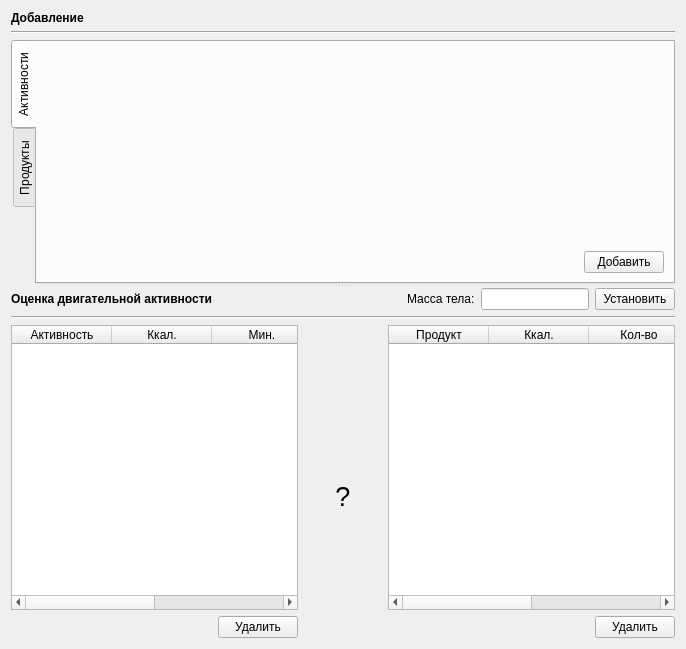
The window that project/forms/Activity_calculation.ui (Galoev/nutritionist-helper) describes before a commit, drawn with Qt 5.
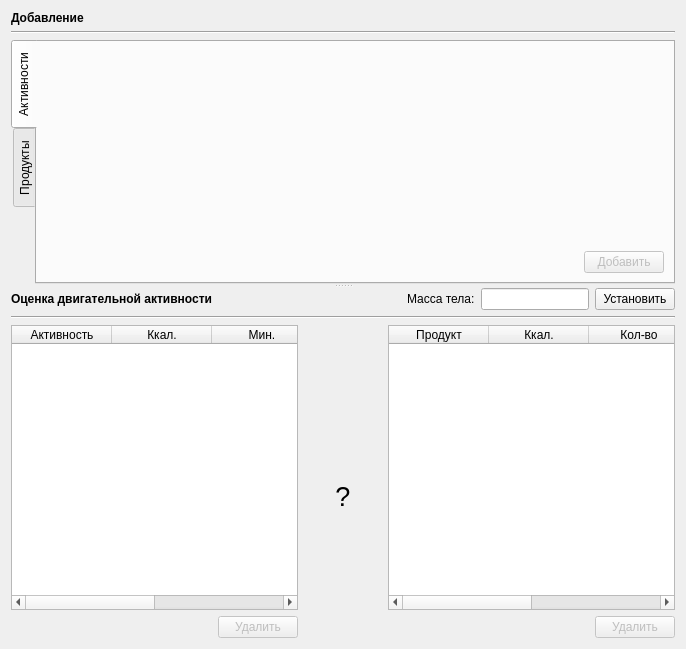
The same window after the commit. Custom widgets are drawn as their Qt base class.

What changed in the file:
```diff
--- a/project/forms/Activity_calculation.ui
+++ b/project/forms/Activity_calculation.ui
@@ -50,6 +50,9 @@
           <layout class="QGridLayout" name="gridLayout">
            <item row="1" column="1">
             <widget class="QPushButton" name="addSelectedActivity">
+             <property name="enabled">
+              <bool>false</bool>
+             </property>
              <property name="text">
               <string>Добавить</string>
              </property>
@@ -163,6 +166,9 @@
           <layout class="QGridLayout" name="gridLayout_3">
            <item row="1" column="1">
             <widget class="QPushButton" name="deleteActivity">
+             <property name="enabled">
+              <bool>false</bool>
+             </property>
              <property name="text">
               <string>Удалить</string>
              </property>
@@ -315,6 +321,9 @@
           <layout class="QGridLayout" name="gridLayout_4">
            <item row="1" column="1">
             <widget class="QPushButton" name="deleteProduct">
+             <property name="enabled">
+              <bool>false</bool>
+             </property>
              <property name="text">
               <string>Удалить</string>
              </property>
```
Left out of the diff: 11 changed lines with no effect on the pictures.
